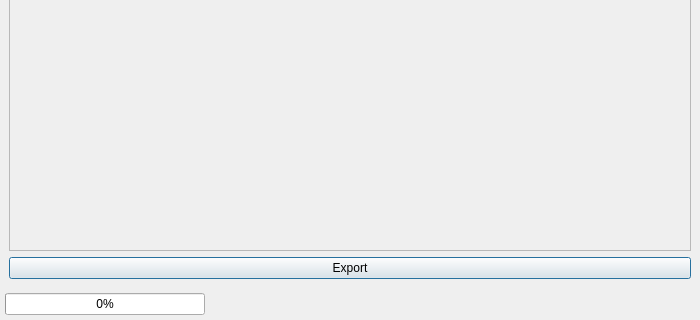
Qt form app/src/view/shuntcur/shuntcursimreportpopup.ui (daitenshionyan/vrfbcalc-cpp) before a commit; both pictures show x 0 to 700 and y 330 to 650 of the 700 by 650 pixel window.
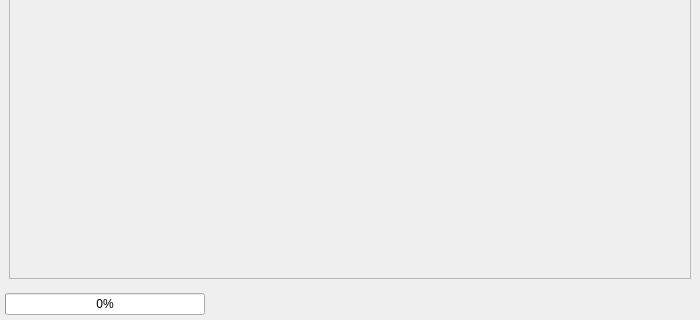
The same form after that commit. Custom widgets are drawn as their Qt base class.

Commit message:
Remove export button
In simulation popup.

The edit to the form file:
```diff
--- a/app/src/view/shuntcur/shuntcursimreportpopup.ui
+++ b/app/src/view/shuntcur/shuntcursimreportpopup.ui
@@ -43,7 +43,7 @@
            <x>0</x>
            <y>0</y>
            <width>680</width>
-           <height>566</height>
+           <height>596</height>
           </rect>
          </property>
          <layout class="QVBoxLayout" name="verticalLayout_2">
@@ -67,13 +67,6 @@
         </widget>
        </widget>
       </item>
-      <item>
-       <widget class="QPushButton" name="exportBtn">
-        <property name="text">
-         <string>Export</string>
-        </property>
-       </widget>
-      </item>
      </layout>
     </widget>
    </item>
```
